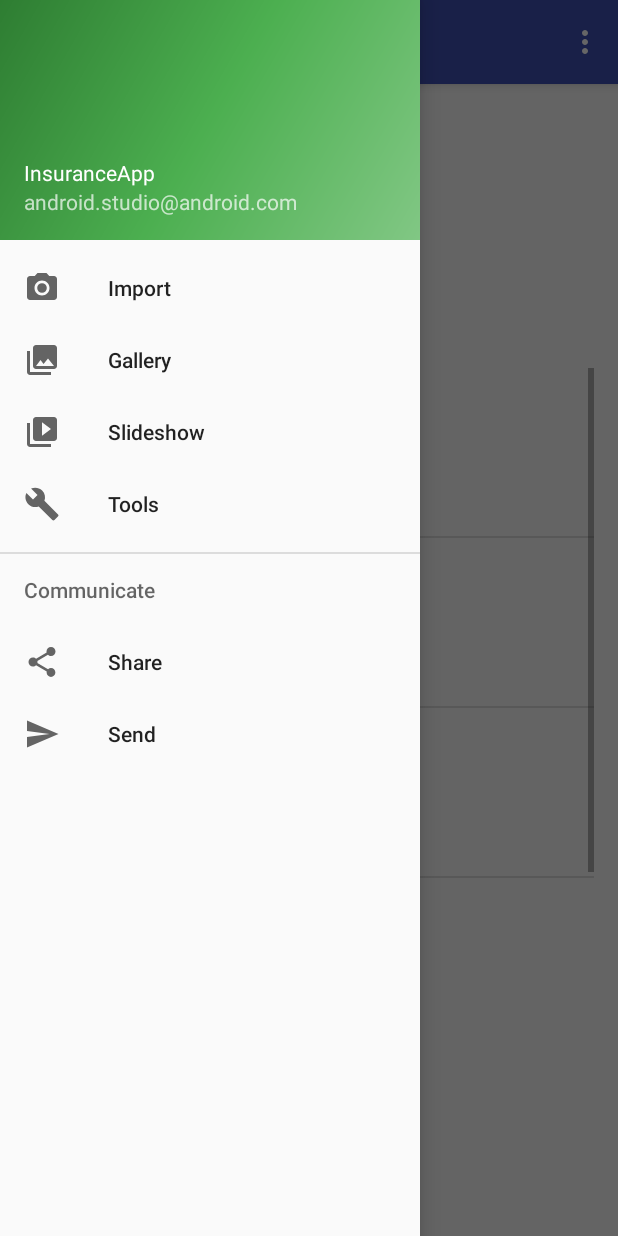
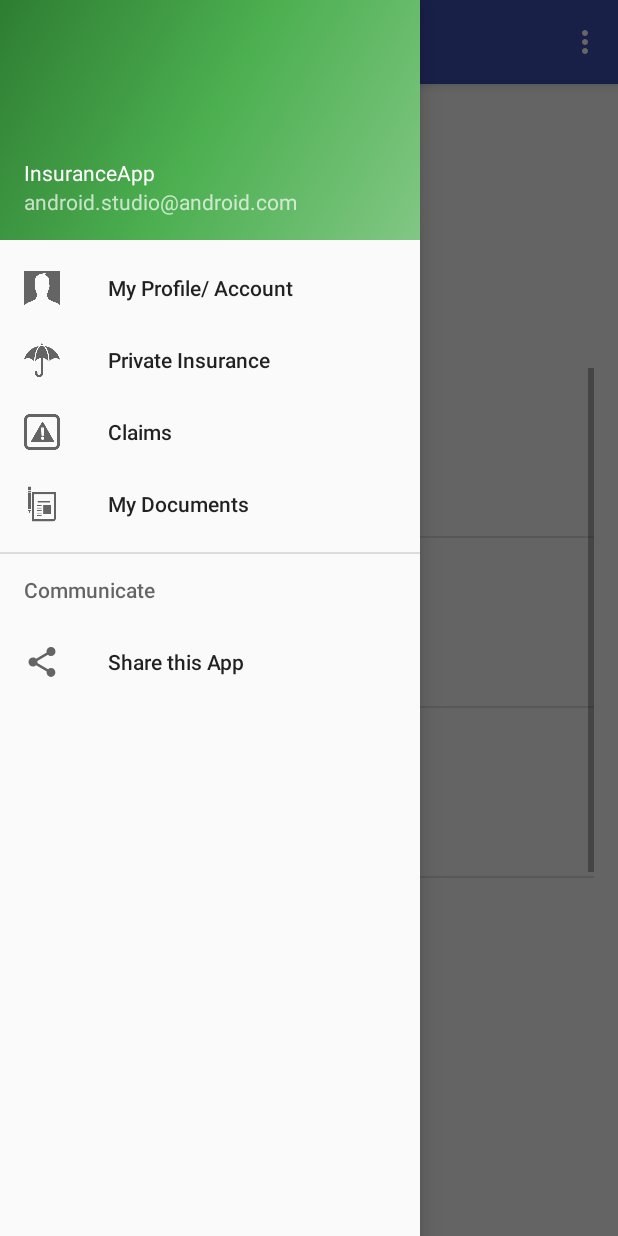
Before and after one commit to mngodolydiah/InsuranceApp, an Android app: the screen it shows after launch (MainActivity), with the side drawer open, on a phone screen of 412 x 824 dp. Run offline under Robolectric (Android 15) with nearby library versions, the phone set to English and light mode, and no system bars.

Commit message:
Worked on menu drawer

```diff
--- a/app/build.gradle
+++ b/app/build.gradle
@@ -21,7 +21,8 @@ android {
 
 dependencies {
     compile fileTree(dir: 'libs', include: ['*.jar'])
-    testCompile 'junit:junit:4.12'
     compile 'com.android.support:appcompat-v7:25.3.1'
     compile 'com.android.support:design:25.3.1'
+    compile 'com.android.support.constraint:constraint-layout:1.0.2'
+    testCompile 'junit:junit:4.12'
 }
--- a/app/src/main/AndroidManifest.xml
+++ b/app/src/main/AndroidManifest.xml
@@ -18,7 +18,7 @@
                 <category android:name="android.intent.category.LAUNCHER" />
             </intent-filter>
         </activity>
-        <activity android:name=".ListItems"></activity>
+        <activity android:name=".ListItems" />
     </application>
 
 </manifest>
--- a/app/src/main/java/mng/r/lydia/insuranceapp/ListAdapter.java
+++ b/app/src/main/java/mng/r/lydia/insuranceapp/ListAdapter.java
@@ -38,7 +38,7 @@ public class ListAdapter extends ArrayAdapter<String> {
         ListViewItems.setText(ListItemsName[position]);
         ListViewImage.setImageResource(ImageName[position]);
         return ListViewSingle;
+    }
 
-    };
 
 }
--- a/app/src/main/res/menu/activity_main_drawer.xml
+++ b/app/src/main/res/menu/activity_main_drawer.xml
@@ -3,33 +3,31 @@
 
     <group android:checkableBehavior="single">
         <item
-            android:id="@+id/nav_camera"
-            android:icon="@drawable/ic_menu_camera"
-            android:title="Import" />
+            android:id="@+id/nav_my_profile"
+            android:title="My Profile/ Account"
+            android:icon="@drawable/profile_icon"/>
         <item
-            android:id="@+id/nav_gallery"
-            android:icon="@drawable/ic_menu_gallery"
-            android:title="Gallery" />
+            android:id="@+id/nav_private_insurance"
+            android:title="Private Insurance"
+            android:icon="@drawable/private_insurance_icon"/>
         <item
-            android:id="@+id/nav_slideshow"
-            android:icon="@drawable/ic_menu_slideshow"
-            android:title="Slideshow" />
+            android:id="@+id/nav_claims"
+            android:title="Claims"
+            android:icon="@drawable/claim_icon"/>
         <item
-            android:id="@+id/nav_manage"
-            android:icon="@drawable/ic_menu_manage"
-            android:title="Tools" />
+            android:id="@+id/nav_my_documents"
+            android:title="My Documents"
+            android:icon="@drawable/document_icon"/>
+
     </group>
 
     <item android:title="Communicate">
         <menu>
             <item
-                android:id="@+id/nav_share"
+                android:id="@+id/nav_share_this_app"
                 android:icon="@drawable/ic_menu_share"
-                android:title="Share" />
-            <item
-                android:id="@+id/nav_send"
-                android:icon="@drawable/ic_menu_send"
-                android:title="Send" />
+                android:title="Share this App"
+                />
         </menu>
     </item>
 
--- a/app/src/main/res/values/strings.xml
+++ b/app/src/main/res/values/strings.xml
@@ -7,4 +7,9 @@
     <string name="action_settings">Settings</string>
     <string name="android_studio">Android Studio</string>
     <string name="android_studio_android_com">android.studio@android.com</string>
+    <string name="title_activity_private_insurance">PrivateInsurance</string>
+    <string name="privateCarInsurance">Private Car Insurance</string>
+    <string name="privateMotorcycleInsurance">Private Motorcycle Insurance</string>
+    <string name="personalAccidentInsurance">Personal Accident Insurance</string>
+    <string name="travelInsurance">Travel Insurance</string>
 </resources>
```
Also changed, not shown: app/src/main/java/mng/r/lydia/insuranceapp/MainActivity.java (+6 -16 lines), app/src/main/res/drawable-v21/profile_icon.png (added), app/src/main/res/drawable/profile_icon.png (deleted).
